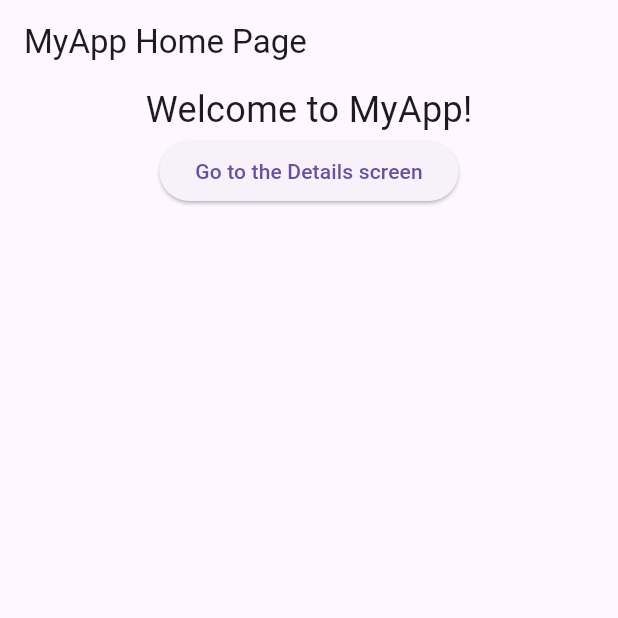
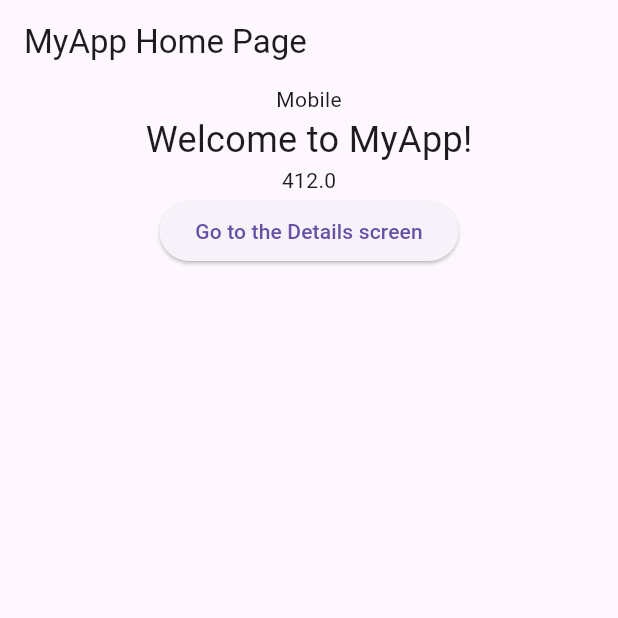
Before and after one commit to MunozovepiG/astute-blog-prod, a Flutter app: the screen it shows after launch, on a phone screen of 412 x 824 dp, the top half of it. Run offline on Flutter 3.47's test engine with Material 3 defaults, Android fonts, the light colour scheme and no system bars; our stand-ins replace go_router, google_fonts, url_strategy.

Commit message:
the base project

```diff
--- a/lib/main.dart
+++ b/lib/main.dart
@@ -1,4 +1,7 @@
-import 'package:astute_website/pages/test.dart';
+import 'package:astute_website/pages/aboutpage.dart';
+import 'package:astute_website/pages/contactpage.dart';
+import 'package:astute_website/pages/homepage.dart';
+import 'package:astute_website/pages/roadmappage.dart';
 import 'package:flutter/material.dart';
 import 'package:go_router/go_router.dart';
 import 'package:url_strategy/url_strategy.dart';
@@ -17,9 +20,21 @@ final GoRouter _router = GoRouter(
       },
       routes: <RouteBase>[
         GoRoute(
-          path: 'test',
+          path: 'about',
           builder: (BuildContext context, GoRouterState state) {
-            return const HomePage();
+            return const About();
+          },
+        ),
+        GoRoute(
+          path: 'roadmap',
+          builder: (BuildContext context, GoRouterState state) {
+            return const Roadmap();
+          },
+        ),
+        GoRoute(
+          path: 'contact_us',
+          builder: (BuildContext context, GoRouterState state) {
+            return const ContactUs();
           },
         ),
       ],
@@ -37,30 +52,3 @@ class MyApp extends StatelessWidget {
     );
   }
 }
-
-class MyHomePage extends StatelessWidget {
-  const MyHomePage({Key? key}) : super(key: key);
-
-  @override
-  Widget build(BuildContext context) {
-    return Scaffold(
-      appBar: AppBar(
-        title: const Text('MyApp Home Page'),
-      ),
-      body: Center(
-        child: Column(
-          children: [
-            const Text(
-              'Welcome to MyApp!',
-              style: TextStyle(fontSize: 24.0),
-            ),
-            ElevatedButton(
-              onPressed: () => context.go('/test'),
-              child: const Text('Go to the Details screen'),
-            ),
-          ],
-        ),
-      ),
-    );
-  }
-}
--- /dev/null
+++ b/lib/pages/homepage.dart
@@ -0,0 +1,49 @@
+import 'package:flutter/material.dart';
+import 'package:go_router/go_router.dart';
+
+class MyHomePage extends StatelessWidget {
+  const MyHomePage({Key? key}) : super(key: key);
+
+  @override
+  Widget build(BuildContext context) {
+    double screenWidth = MediaQuery.of(context).size.width;
+
+    bool isDesktop(BuildContext context) => screenWidth > 800;
+    bool isTablet(BuildContext context) =>
+        screenWidth > 600 && screenWidth <= 800;
+    bool isMobile(BuildContext context) => screenWidth <= 600;
+
+    return Scaffold(
+      appBar: AppBar(
+        title: const Text('MyApp Home Page'),
+      ),
+      body: Center(
+        child: Column(
+          children: [
+            if (isDesktop(context))
+              Container(
+                child: Text('Desktop'),
+              ),
+            if (isTablet(context))
+              Container(
+                child: Text('Tablet'),
+              ),
+            if (isMobile(context))
+              Container(
+                child: Text('Mobile'),
+              ),
+            const Text(
+              'Welcome to MyApp!',
+              style: TextStyle(fontSize: 24.0),
+            ),
+            Text('$screenWidth'),
+            ElevatedButton(
+              onPressed: () => context.go('/test'),
+              child: const Text('Go to the Details screen'),
+            ),
+          ],
+        ),
+      ),
+    );
+  }
+}
--- /dev/null
+++ b/lib/styles/breakpoints.dart
@@ -0,0 +1 @@
+const int mobileScreenWidth = 800;
--- a/pubspec.yaml
+++ b/pubspec.yaml
@@ -43,7 +43,7 @@ dependencies:
   json_annotation: ^4.3.0
   go_router: ^13.0.1
   url_strategy: ^0.2.0
-
+  google_fonts: ^4.0.4
 
 dev_dependencies:
   flutter_test:
```
Also changed, not shown: lib/pages/aboutpage.dart (added, +15 -0 lines), lib/pages/contactpage.dart (added, +15 -0 lines), lib/pages/learn.dart (added, +15 -0 lines), lib/pages/roadmappage.dart (added, +15 -0 lines), lib/pages/test.dart (deleted, +0 -21 lines), lib/styles/colors.dart (added, +24 -0 lines), lib/styles/fonts.dart (added, +82 -0 lines), lib/components/reusable/navigation/menubar.dart (added), pubspec.lock, 1 other file.
